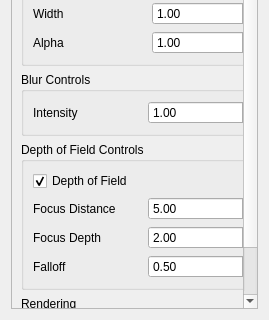
MarcFly/AGP-ShaderLearning, file Project3Root/Project3/ui/miscsettingswidget.ui: the form before one commit; both pictures show x 0 to 269 and y 392 to 712 of the 269 by 712 pixel window.
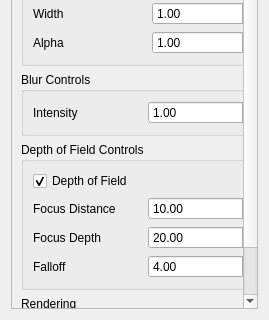
The form after the commit.

What changed in the file:
```diff
--- a/Project3Root/Project3/ui/miscsettingswidget.ui
+++ b/Project3Root/Project3/ui/miscsettingswidget.ui
@@ -398,7 +398,7 @@
              <double>0.500000000000000</double>
             </property>
             <property name="value">
-             <double>5.000000000000000</double>
+             <double>10.000000000000000</double>
             </property>
            </widget>
           </item>
@@ -418,7 +418,7 @@
              <double>0.500000000000000</double>
             </property>
             <property name="value">
-             <double>2.000000000000000</double>
+             <double>20.000000000000000</double>
             </property>
            </widget>
           </item>
@@ -432,13 +432,13 @@
           <item row="3" column="1">
            <widget class="QDoubleSpinBox" name="falloffSpin">
             <property name="maximum">
-             <double>1.000000000000000</double>
+             <double>9999.000000000000000</double>
             </property>
             <property name="singleStep">
              <double>0.050000000000000</double>
             </property>
             <property name="value">
-             <double>0.500000000000000</double>
+             <double>4.000000000000000</double>
             </property>
            </widget>
           </item>
```
Left out of the diff: 4 changed lines with no effect on the pictures.
